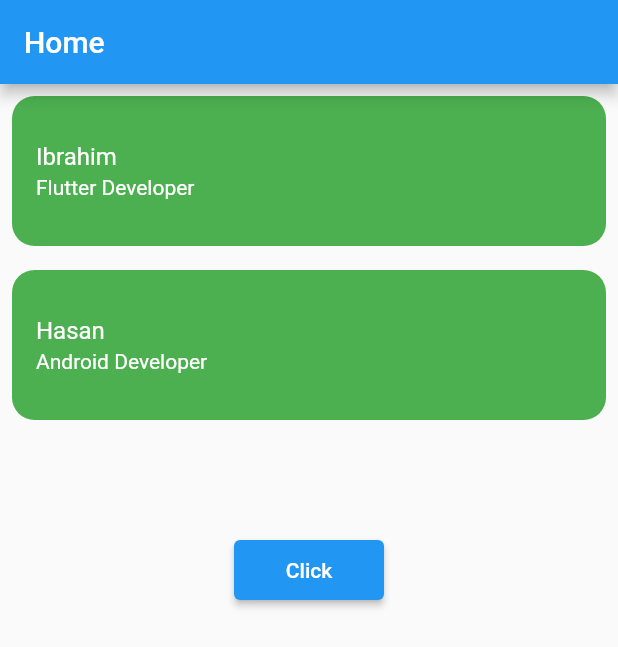
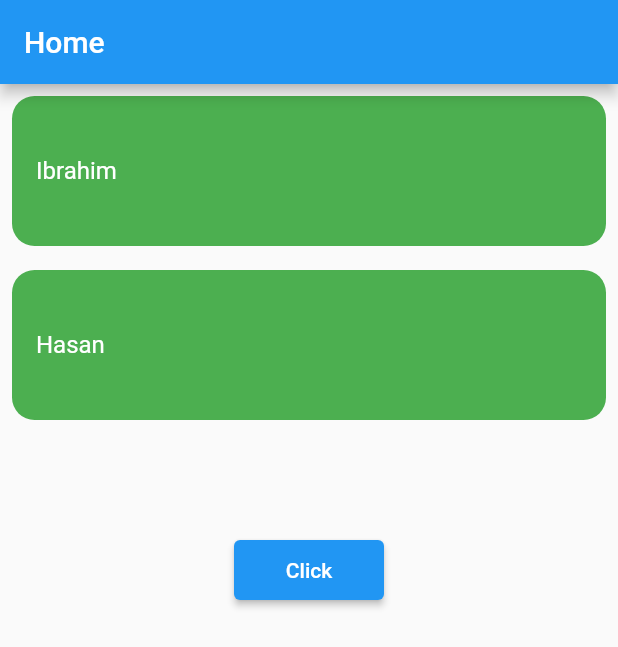
Before and after one commit to Ibrahim-K98han/CRUD, a Flutter app: the screen it shows after launch, on a phone screen of 412 x 824 dp. Shown: the top 647 px of the screen. Run offline on Flutter 3.47's test engine with Material 2 defaults, Android fonts, the phone set to English and light mode, and no system bars.

Commit message:
day work done

```diff
--- a/lib/listView.dart
+++ b/lib/listView.dart
@@ -33,7 +33,7 @@ class ListViewData extends StatelessWidget {
                         child: Center(
                           child: ListTile(
                             title: Text(provider.info[index].name,style: TextStyle(color: Colors.white),),
-                            subtitle: Text(provider.info[index].designation,style: TextStyle(color: Colors.white),),
+                            //subtitle: Text(provider.info[index].designation,style: TextStyle(color: Colors.white),),
                             onTap: (){
                               Navigator.push(context, MaterialPageRoute(builder: (BuildContext)=>ListViewDetailsPage(),settings: RouteSettings(arguments: provider.info[index],
                   ),));
```
Also changed, not shown: lib/list_view_details_page.dart (+14 -10 lines).
